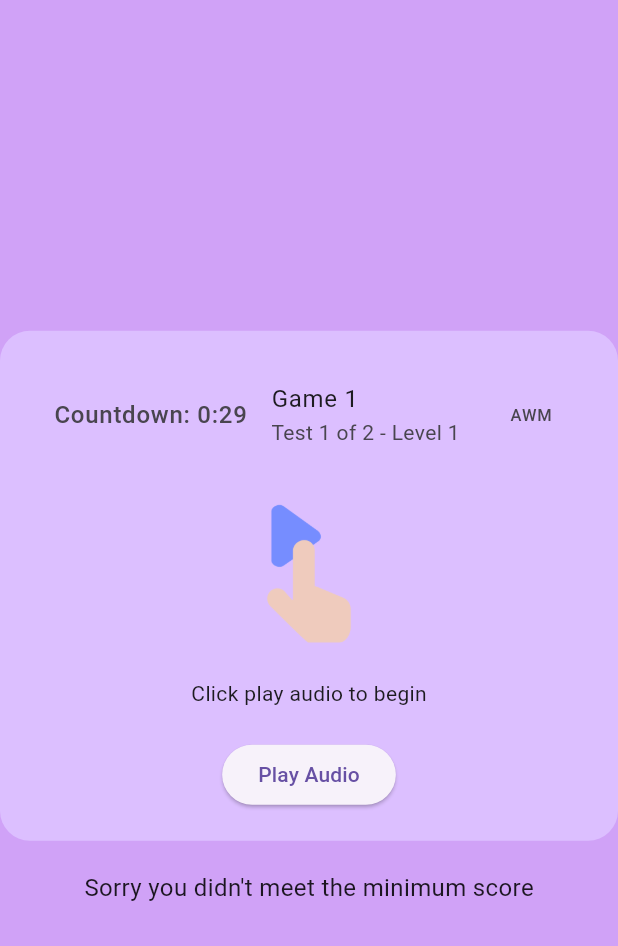
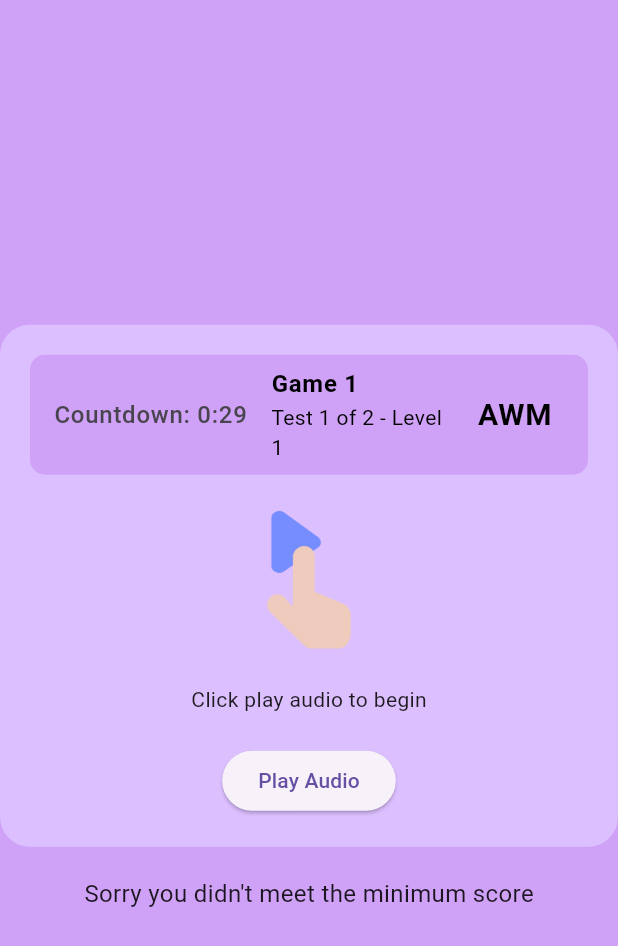
Before and after one commit to MohamedAlyMatar/Kids_App, a Flutter app: the GameOneTest screen opened by its route, on a phone screen of 412 x 824 dp. Shown: the top 946 px of the screen. Run offline on Flutter 3.47's test engine with Material 3 defaults, Android fonts, the phone set to English and light mode, and no system bars; our stand-ins replace audioplayers, bloc, equatable, flutter_bloc.

```diff
--- a/lib/src/core/widgets/tileHeading.dart
+++ b/lib/src/core/widgets/tileHeading.dart
@@ -1,13 +1,16 @@
 import 'package:flutter/material.dart';
+import 'package:flutter/widgets.dart';
 import 'package:kids_app/src/core/utils/app_colors.dart';
 
 class Tileheading extends StatelessWidget {
   // const Tileheading({super.key});
+  Widget timer;
   String title;
   String subtitle;
   String trailing;
 
   Tileheading({
+    required this.timer,
     required this.title,
     required this.subtitle,
     required this.trailing,
@@ -21,6 +24,7 @@ class Tileheading extends StatelessWidget {
         color: AppColors.backgroundColor,
       ),
       child: ListTile(
+        leading: timer,
         title: Text(
           title,
           style: const TextStyle(
--- a/lib/src/features/Game_One/presentation/pages/game_one_test.dart
+++ b/lib/src/features/Game_One/presentation/pages/game_one_test.dart
@@ -118,15 +118,14 @@ class _GameOneTestState extends State<GameOneTest> {
               ),
               child: Column(
                 children: [
-                  ListTile(
-                    leading: CountdownTimer(
+                  Tileheading(
+                    timer: CountdownTimer(
                       initialTime: 30,
                       onTimerEnd: onTimerEnd,
                     ),
-                    title: Text("Game 1"),
-                    subtitle:
-                        Text("Test $currentTest of 2 - Level $currentLevel"),
-                    trailing: Text("AWM"),
+                    title: "Game 1",
+                    subtitle: "Test $currentTest of 2 - Level $currentLevel",
+                    trailing: "AWM",
                   ),
                   const SizedBox(height: 20),
                   if (!showPictures)
```
Also changed, not shown: lib/src/features/Game_One/presentation/widgets/image_selection.dart (added, +64 -0 lines), lib/src/features/Game_Two/presentation/pages/game_two_trial.dart (+4 -6 lines).
